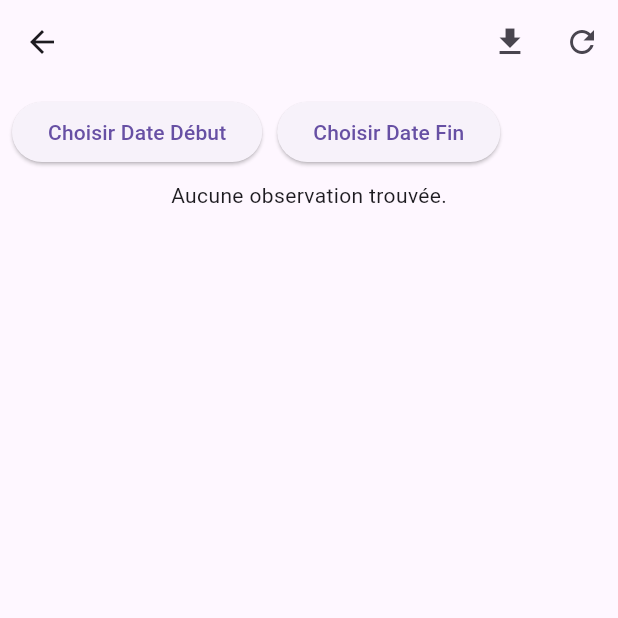
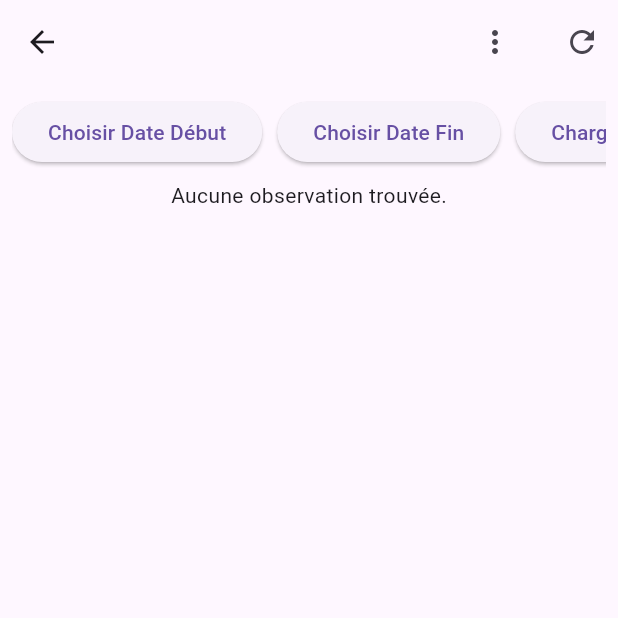
Before and after one commit to fariSSS69/Agrefiege, a Flutter app: the DashboardPage screen opened by its route, on a phone screen of 412 x 824 dp, the top half of it. Run offline on Flutter 3.47's test engine with Material 3 defaults, Android fonts, the phone set to English and light mode, and no system bars; our stand-ins replace cloud_firestore, csv, file_picker, firebase_auth, firebase_core, firebase_storage and 2 more; missing offline and left inert: mailer; accounts and stored records are empty.

Commit message:
Added filter on the table to display the number of rows you want

```diff
--- a/lib/pages/dashboard_page.dart
+++ b/lib/pages/dashboard_page.dart
@@ -21,6 +21,8 @@ class _DashboardPageState extends State<DashboardPage> {
   List<Map<String, dynamic>> _filteredObservations = [];
   bool _isAscending = true;
   int _sortColumnIndex = 0;
+  int _currentLimit = 2;
+  final int _defaultLimit = 2;
 
   // Contrôleurs pour les filtres
   TextEditingController _lieuController = TextEditingController();
@@ -194,11 +196,14 @@ class _DashboardPageState extends State<DashboardPage> {
   }
 
   Future<void> _exportToExcel() async {
+  // Limite les observations exportées à celles actuellement visibles
   final List<List<dynamic>> rows = [
     ['Date', 'Lieu', 'Parcelle', 'Notation', 'Note']
   ]; // Header
 
-    for (var observation in _filteredObservations) {
+  final visibleObservations = _filteredObservations.take(_currentLimit).toList();
+
+  for (var observation in visibleObservations) {
     rows.add([
       DateFormat('dd/MM/yyyy HH:mm').format(observation['Date_observation']),
       observation['Lieu'],
@@ -223,30 +228,41 @@ class _DashboardPageState extends State<DashboardPage> {
   await _sendEmailWithAttachment(filePath, context);
 }
 
+
+  void _loadMore() {
+    setState(() {
+      _currentLimit += 2;
+    });
+  }
+
+  void _loadLess() {
+    setState(() {
+      _currentLimit = (_currentLimit - 2).clamp(_defaultLimit, _filteredObservations.length);
+    });
+  }
+
   @override
   Widget build(BuildContext context) {
     return Scaffold(
       appBar: AppBar(
         centerTitle: true,
         actions: [
-          if (_user.email != 'faris.maisonneuve@wanadoo.fr') ...[
-            IconButton(
-              onPressed: _exportToExcel,
-              icon: Icon(Icons.file_download),
-              tooltip: 'Exporter vers Excel',
+          PopupMenuButton<String>(
+            onSelected: (String value) async {
+              if (value == 'Exporter vers Excel') {
+                await _exportToExcel();
+              }
+            },
+            itemBuilder: (BuildContext context) => [
+              PopupMenuItem(
+                value: 'Exporter vers Excel',
+                child: Text('Exporter vers Excel'),
               ),
             ],
-          if (_user.email == 'faris.maisonneuve@wanadoo.fr') ...[
+          ),
+          SizedBox(width: 10),
           IconButton(
-              onPressed: _exportToExcel,
-              icon: Icon(Icons.file_download),
-              tooltip: 'Exporter vers Excel',
-            ),
-          ],
-          IconButton(
-            onPressed: () {
-              _getUserData();
-            },
+            onPressed: _getUserData,
             icon: Icon(Icons.refresh),
             tooltip: 'Actualiser',
           ),
@@ -254,7 +270,6 @@ class _DashboardPageState extends State<DashboardPage> {
       ),
       body: Column(
         children: [
-          // Zone de filtrage
           if (_user.email == 'faris.maisonneuve@wanadoo.fr') ...[
             Padding(
               padding: const EdgeInsets.all(8.0),
@@ -266,16 +281,19 @@ class _DashboardPageState extends State<DashboardPage> {
                       decoration: InputDecoration(
                         labelText: 'Filtrer par lieu',
                       ),
-                      onChanged: (value) => _filterObservations(),
+                      onChanged: (value) {
+                        _filterObservations();
+                      },
                     ),
                   ),
-                  SizedBox(width: 10),
                 ],
               ),
             ),
           ],
           Padding(
             padding: const EdgeInsets.all(8.0),
+            child: SingleChildScrollView(
+              scrollDirection: Axis.horizontal,
               child: Row(
                 children: [
                   ElevatedButton(
@@ -313,7 +331,22 @@ class _DashboardPageState extends State<DashboardPage> {
                     },
                     child: Text(_endDate == null ? 'Choisir Date Fin' : DateFormat('dd/MM/yyyy').format(_endDate!)),
                   ),
+                  SizedBox(width: 10),
+                  ElevatedButton(
+                    onPressed: () {
+                      _loadMore();
+                    },
+                    child: Text('Charger Plus'),
+                  ),
+                  SizedBox(width: 10),
+                  ElevatedButton(
+                    onPressed: () {
+                      _loadLess();
+                    },
+                    child: Text('Charger Moins'),
+                  ),
                 ],
+              ),
             ),
           ),
           Expanded(
@@ -364,6 +397,7 @@ class _DashboardPageState extends State<DashboardPage> {
                           ),
                         ],
                         rows: _filteredObservations
+                            .take(_currentLimit)
                             .map(
                               (observation) => DataRow(
                                 cells: [
```
Lines whose indentation alone changed are shown as unchanged.
